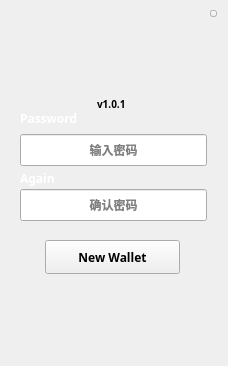
First picture: the form in LNKWallet/firstlogin.ui, repository HcashOrg/hx-indicator, before the edit.
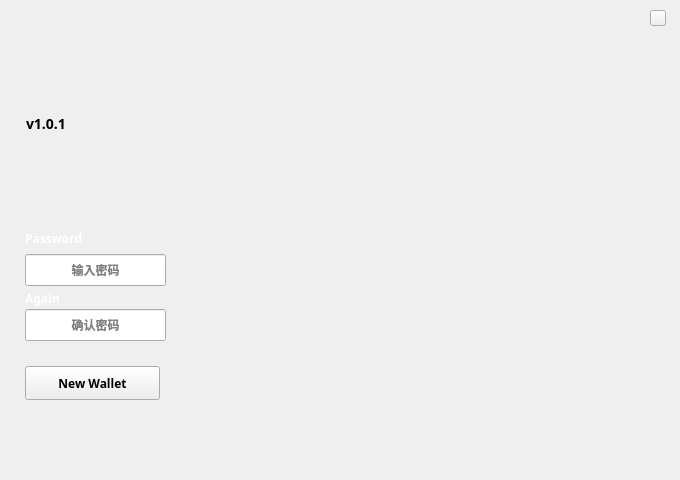
Second picture: the form after the edit.

Diff of the .ui file:
```diff
--- a/LNKWallet/firstlogin.ui
+++ b/LNKWallet/firstlogin.ui
@@ -6,8 +6,8 @@
    <rect>
     <x>0</x>
     <y>0</y>
-    <width>228</width>
-    <height>366</height>
+    <width>680</width>
+    <height>480</height>
    </rect>
   </property>
   <property name="font">
@@ -23,9 +23,9 @@
   <widget class="QLineEdit" name="pwdLineEdit2">
    <property name="geometry">
     <rect>
-     <x>20</x>
-     <y>189</y>
-     <width>187</width>
+     <x>25</x>
+     <y>309</y>
+     <width>141</width>
      <height>32</height>
     </rect>
    </property>
@@ -56,8 +56,8 @@
   <widget class="QToolButton" name="createBtn">
    <property name="geometry">
     <rect>
-     <x>45</x>
-     <y>240</y>
+     <x>25</x>
+     <y>366</y>
      <width>135</width>
      <height>34</height>
     </rect>
@@ -83,10 +83,10 @@
   <widget class="QToolButton" name="closeBtn">
    <property name="geometry">
     <rect>
-     <x>210</x>
+     <x>650</x>
      <y>10</y>
-     <width>7</width>
-     <height>7</height>
+     <width>16</width>
+     <height>16</height>
     </rect>
    </property>
    <property name="cursor">
@@ -102,9 +102,9 @@
   <widget class="QLineEdit" name="pwdLineEdit">
    <property name="geometry">
     <rect>
-     <x>20</x>
-     <y>134</y>
-     <width>187</width>
+     <x>25</x>
+     <y>254</y>
+     <width>141</width>
      <height>32</height>
     </rect>
    </property>
@@ -136,8 +136,8 @@
    <property name="geometry">
     <rect>
      <x>25</x>
-     <y>219</y>
-     <width>180</width>
+     <y>343</y>
+     <width>141</width>
      <height>20</height>
     </rect>
    </property>
@@ -159,8 +159,8 @@
   <widget class="QLabel" name="label_version">
    <property name="geometry">
     <rect>
-     <x>97</x>
-     <y>94</y>
+     <x>26</x>
+     <y>114</y>
      <width>80</width>
      <height>20</height>
     </rect>
@@ -171,7 +171,7 @@
     </font>
    </property>
    <property name="styleSheet">
-    <string notr="true">font-size: 10px;</string>
+    <string notr="true">font-size: 14px;</string>
    </property>
    <property name="text">
     <string>v1.0.1</string>
@@ -202,8 +202,8 @@
   <widget class="QLabel" name="label">
    <property name="geometry">
     <rect>
-     <x>20</x>
-     <y>110</y>
+     <x>25</x>
+     <y>230</y>
      <width>71</width>
      <height>16</height>
     </rect>
@@ -219,8 +219,8 @@
   <widget class="QLabel" name="label_2">
    <property name="geometry">
     <rect>
-     <x>20</x>
-     <y>170</y>
+     <x>25</x>
+     <y>290</y>
      <width>71</width>
      <height>16</height>
     </rect>
```
Left out of the diff: 22 changed lines with no effect on the pictures.
